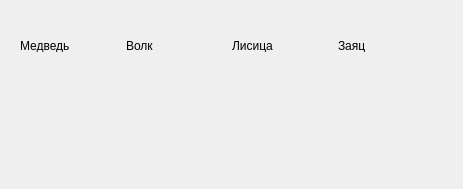
First picture: the form in Python/I/11-ZOO/1/form.ui, repository a6461/Qt-PyQt, before the edit.
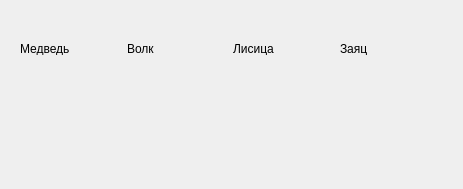
Second picture: the form after the edit. Custom widgets are drawn as their Qt base class.

Patch:
```diff
--- a/Python/I/11-ZOO/1/form.ui
+++ b/Python/I/11-ZOO/1/form.ui
@@ -20,7 +20,7 @@
    <property name="geometry">
     <rect>
      <x>20</x>
-     <y>39</y>
+     <y>42</y>
      <width>52</width>
      <height>13</height>
     </rect>
@@ -32,8 +32,8 @@
   <widget class="DragDropLabel" name="label_2">
    <property name="geometry">
     <rect>
-     <x>126</x>
-     <y>39</y>
+     <x>127</x>
+     <y>42</y>
      <width>32</width>
      <height>13</height>
     </rect>
@@ -45,8 +45,8 @@
   <widget class="DragDropLabel" name="label_3">
    <property name="geometry">
     <rect>
-     <x>232</x>
-     <y>39</y>
+     <x>233</x>
+     <y>42</y>
      <width>45</width>
      <height>13</height>
     </rect>
@@ -58,8 +58,8 @@
   <widget class="DragDropLabel" name="label_4">
    <property name="geometry">
     <rect>
-     <x>338</x>
-     <y>39</y>
+     <x>340</x>
+     <y>42</y>
      <width>32</width>
      <height>13</height>
     </rect>
```
